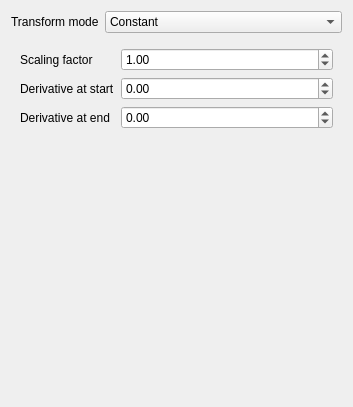
This is src/Mod/PartDesign/Gui/TaskPipeScaling.ui in jriegel/FreeCAD as Qt 5 draws it before an edit. The edited form follows.
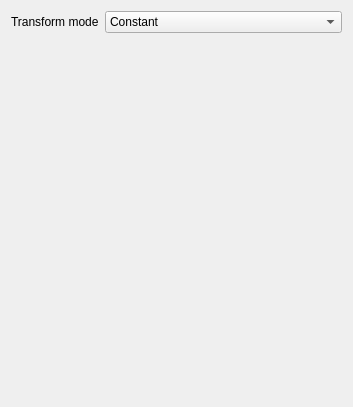
This is the edited form. The open tabs and pages were chosen to show the change.

Commit message: remove linear and S-shape scaling from pipe They worked and are nice feature, but the handling with properties must be worked out better. To avoid any incompatibility due to property changes the functionality is removed now.

What changed in the file:
```diff
--- a/src/Mod/PartDesign/Gui/TaskPipeScaling.ui
+++ b/src/Mod/PartDesign/Gui/TaskPipeScaling.ui
@@ -111,117 +111,6 @@
        </item>
       </layout>
      </widget>
-     <widget class="QWidget" name="linear">
-      <layout class="QVBoxLayout" name="verticalLayout">
-       <item>
-        <layout class="QFormLayout" name="formLayout">
-         <item row="0" column="0">
-          <widget class="QLabel" name="label">
-           <property name="text">
-            <string>Final scaling factor</string>
-           </property>
-          </widget>
-         </item>
-         <item row="0" column="1">
-          <widget class="QDoubleSpinBox" name="linearSpinBox">
-           <property name="sizePolicy">
-            <sizepolicy hsizetype="Expanding" vsizetype="Fixed">
-             <horstretch>0</horstretch>
-             <verstretch>0</verstretch>
-            </sizepolicy>
-           </property>
-           <property name="decimals">
-            <number>2</number>
-           </property>
-           <property name="minimum">
-            <double>0.000000000000000</double>
-           </property>
-           <property name="maximum">
-            <double>99999.000000000000000</double>
-           </property>
-           <property name="value">
-            <double>1.000000000000000</double>
-           </property>
-          </widget>
-         </item>
-        </layout>
-       </item>
-      </layout>
-     </widget>
-     <widget class="QWidget" name="sshape">
-      <layout class="QVBoxLayout" name="verticalLayout_4">
-       <item>
-        <layout class="QFormLayout" name="formLayout_2">
-         <item row="0" column="0">
-          <widget class="QLabel" name="label_3">
-           <property name="text">
-            <string>Scaling factor</string>
-           </property>
-          </widget>
-         </item>
-         <item row="0" column="1">
-          <widget class="QDoubleSpinBox" name="sshapeSpinBox">
-           <property name="sizePolicy">
-            <sizepolicy hsizetype="Expanding" vsizetype="Fixed">
-             <horstretch>0</horstretch>
-             <verstretch>0</verstretch>
-            </sizepolicy>
-           </property>
-           <property name="minimum">
-            <double>-9999.000000000000000</double>
-           </property>
-           <property name="maximum">
-            <double>9999.000000000000000</double>
-           </property>
-           <property name="value">
-            <double>1.000000000000000</double>
-           </property>
-          </widget>
-         </item>
-         <item row="1" column="0">
-          <widget class="QLabel" name="label_4">
-           <property name="text">
-            <string>Derivative at start</string>
-           </property>
-          </widget>
-         </item>
-         <item row="1" column="1">
-          <widget class="QDoubleSpinBox" name="sshapeStartDeriSpinBox">
-           <property name="sizePolicy">
-            <sizepolicy hsizetype="Expanding" vsizetype="Fixed">
-             <horstretch>0</horstretch>
-             <verstretch>0</verstretch>
-            </sizepolicy>
-           </property>
-           <property name="minimum">
-            <double>-99.000000000000000</double>
-           </property>
-          </widget>
-         </item>
-         <item row="2" column="0">
-          <widget class="QLabel" name="label_5">
-           <property name="text">
-            <string>Derivative at end</string>
-           </property>
-          </widget>
-         </item>
-         <item row="2" column="1">
-          <widget class="QDoubleSpinBox" name="sshapeEndDeriSpinBox">
-           <property name="sizePolicy">
-            <sizepolicy hsizetype="Expanding" vsizetype="Fixed">
-             <horstretch>0</horstretch>
-             <verstretch>0</verstretch>
-            </sizepolicy>
-           </property>
-           <property name="minimum">
-            <double>-99.000000000000000</double>
-           </property>
-          </widget>
-         </item>
-        </layout>
-       </item>
-      </layout>
-     </widget>
     </widget>
    </item>
   </layout>
```
Left out of the diff: 12 changed lines with no effect on the pictures. The commit also changes 4 other files.
